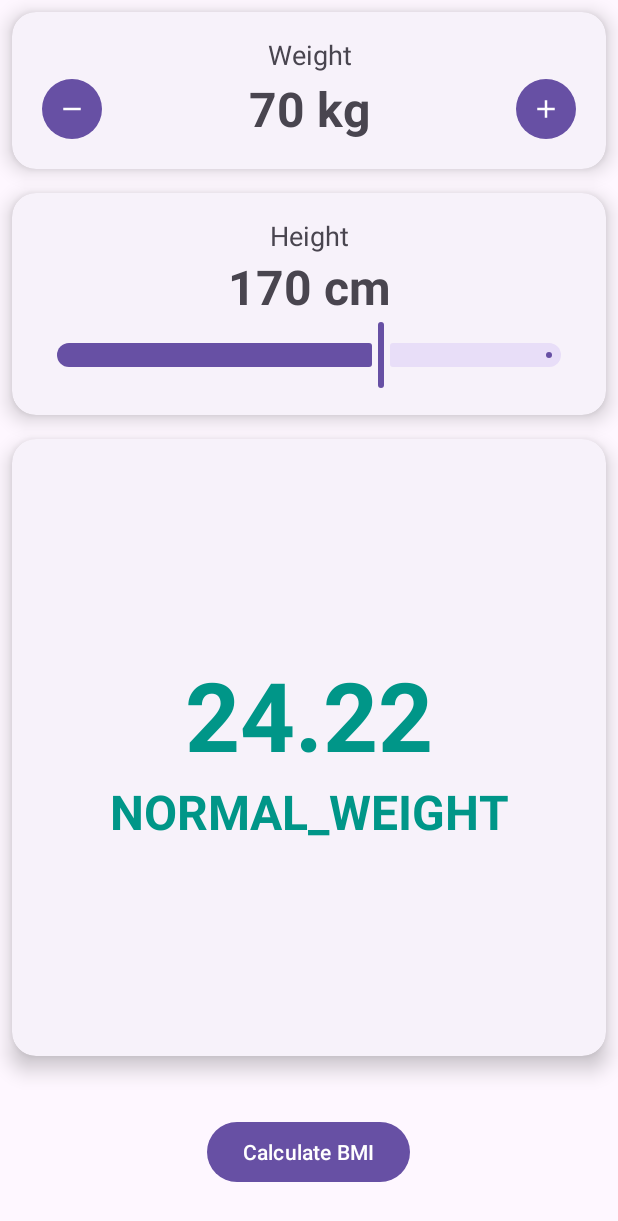
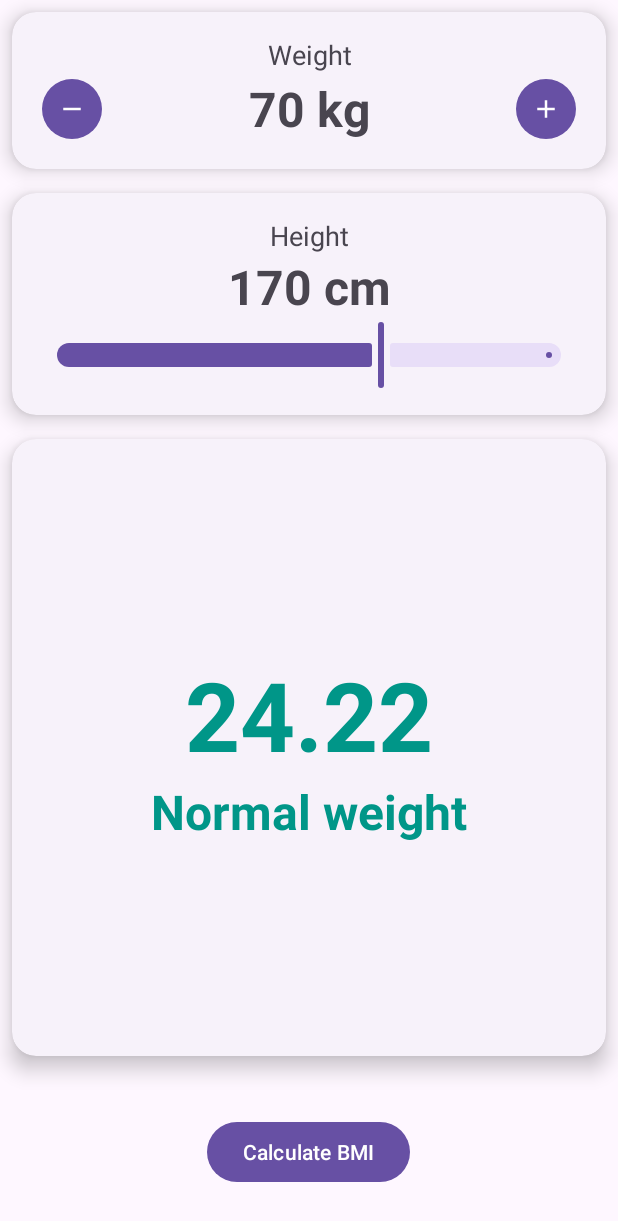
Before and after one commit to Movimentium/Calculadora_IMC_V3, an Android app: the screen it shows after launch (MainActivity), after a tap on "Calculate BMI", on a phone screen of 412 x 824 dp. Shown: the top 1221 px of the screen. Run offline under Robolectric (Android 15) with nearby library versions, the phone set to English and light mode, and no system bars.

Commit message:
Localizing Strings done

```diff
--- a/app/src/main/java/com/miguel_gallego/calculadora_imc_v3/MainActivity.kt
+++ b/app/src/main/java/com/miguel_gallego/calculadora_imc_v3/MainActivity.kt
@@ -77,6 +77,9 @@ class MainActivity : AppCompatActivity() {
             m.calcBMI()
             updateBMIView()
         }
+
+        tvWeight.text = "${m.weight.toInt()} kg"
+        tvHeight.text = "${m.height.toInt()} cm"
     }
 
     fun updateBMIView() {
@@ -84,6 +87,6 @@ class MainActivity : AppCompatActivity() {
         tvResult.setTextColor(bmiColor)
         tvResult.text = m.bmiFormatted()
         tvResultDescr.setTextColor(bmiColor)
-        tvResultDescr.text = m.strBMICategory()
+        tvResultDescr.setText(m.strBMICategory()) // set a Int of Resources
     }
 }
--- a/app/src/main/java/com/miguel_gallego/calculadora_imc_v3/Model.kt
+++ b/app/src/main/java/com/miguel_gallego/calculadora_imc_v3/Model.kt
@@ -34,9 +34,14 @@ enum class BMICategory {
          Log.i("MMM", idColor.toString())
      }
 
-     fun strBMICategory(): String {
-         // TODO: Localize this!!!
-         return bmiCategory.toString()
+     fun strBMICategory(): Int {
+         when (bmiCategory) {
+             BMICategory.UNDERWEIGHT -> return R.string.bmi_underweight
+             BMICategory.NORMAL_WEIGHT -> return R.string.bmi_normal_weight
+             BMICategory.OVERWEIGHT -> return R.string.bmi_overweight
+             BMICategory.OBESITY -> return R.string.bmi_obesity
+             BMICategory.EXTREME_OBESITY -> return R.string.bmi_extreme_obesity
+         }
      }
 
      fun bmiFormatted(): String {
--- a/app/src/main/res/layout/activity_main.xml
+++ b/app/src/main/res/layout/activity_main.xml
@@ -26,7 +26,7 @@
                 android:layout_height="wrap_content"
                 android:textSize="18sp"
                 android:textAlignment="center"
-                android:text="Weight"/>
+                android:text="@string/lbl_weight"/>
 
             <LinearLayout
                 android:layout_width="match_parent"
@@ -47,7 +47,9 @@
                     android:textSize="32sp"
                     android:textAlignment="center"
                     android:textStyle="bold"
-                    android:text="70 kg"/>
+                    tools:text="70 kg"
+                    />
+
                 <Button
                     android:id="@+id/btnPlus"
                     android:layout_width="wrap_content"
@@ -76,7 +78,7 @@
                 android:layout_height="wrap_content"
                 android:textAlignment="center"
                 android:textSize="18sp"
-                android:text="Height"/>
+                android:text="@string/lbl_height"/>
             <TextView
                 android:id="@+id/tvHeight"
                 android:layout_width="match_parent"
@@ -84,7 +86,7 @@
                 android:textSize="32sp"
                 android:textStyle="bold"
                 android:textAlignment="center"
-                android:text="170 cm"/>
+                tools:text="170 cm"/>
             <com.google.android.material.slider.Slider
                 android:id="@+id/sliHeight"
                 android:layout_width="match_parent"
@@ -139,7 +141,7 @@
     <Button android:id="@+id/btnCalc"
         android:layout_width="wrap_content"
         android:layout_height="wrap_content"
-        android:text="Calculate BMI"
+        android:text="@string/btn_calc"
         android:layout_gravity="center_horizontal"
         android:layout_marginVertical="32dp"
     />
--- a/app/src/main/res/values/strings.xml
+++ b/app/src/main/res/values/strings.xml
@@ -1,5 +1,15 @@
 <resources>
-    <string name="app_name">Calculadora_IMC_V3</string>
+    <string name="app_name">BMI Calc</string>
+
+    <string name="lbl_weight">Weight</string>
+    <string name="lbl_height">Height</string>
+    <string name="btn_calc">Calculate BMI</string>
+
+    <string name="bmi_underweight">Underweight</string>
+    <string name="bmi_normal_weight">Normal weight</string>
+    <string name="bmi_overweight">Overweight</string>
+    <string name="bmi_obesity">Obesity</string>
+    <string name="bmi_extreme_obesity">Extreme obesity</string>
 
 
 </resources>
```
Also changed, not shown: 1 other file.
